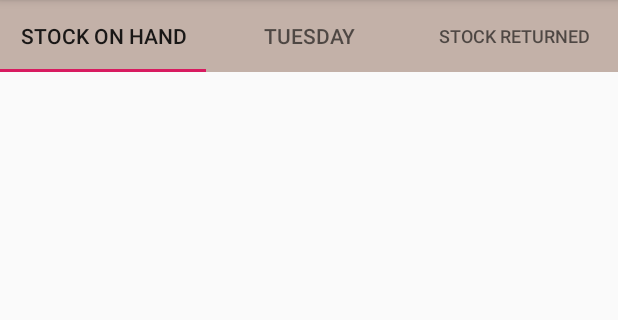
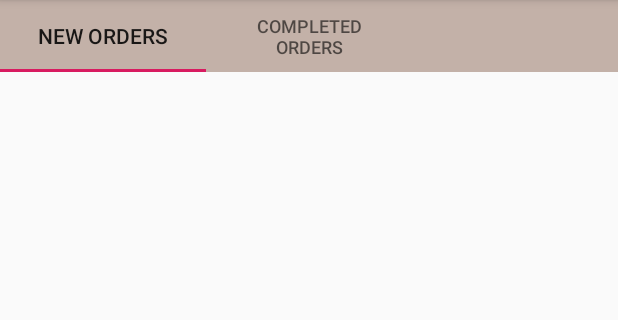
Before and after one commit to done-retail-management-system/DRMSv3, an Android app: the OrdersActivity screen opened directly, with no data from a screen before it, on a phone screen of 412 x 824 dp, the part 84-404 px from its top. Run offline under Robolectric (Android 15) with nearby library versions, the phone set to English and light mode, and no system bars.

Commit message:
Tab headings

```diff
--- a/app/src/main/res/layout/activity_orders.xml
+++ b/app/src/main/res/layout/activity_orders.xml
@@ -15,19 +15,18 @@
         <com.google.android.material.tabs.TabItem
             android:layout_width="wrap_content"
             android:layout_height="wrap_content"
-            android:text="@string/stock_on_hand" />
+            android:text="@string/new_order" />
 
 
         <com.google.android.material.tabs.TabItem
             android:layout_width="wrap_content"
             android:layout_height="wrap_content"
-            android:text="Tuesday" />
+            android:text="@string/completed_order" />
 
         <com.google.android.material.tabs.TabItem
             android:layout_width="wrap_content"
             android:layout_height="wrap_content"
-            android:text="@string/returned_stock" />
-
+            android:text="" />
 
     </com.google.android.material.tabs.TabLayout>
 
--- a/app/src/main/res/values/strings.xml
+++ b/app/src/main/res/values/strings.xml
@@ -23,4 +23,8 @@
     <string name="returned_stock">Stock Returned</string>
     <string name="text_string">Please select an option</string>
 
+    <string name="new_order">New Orders</string>
+    <string name="completed_order">Completed Orders</string>
+
+
 </resources>
```
